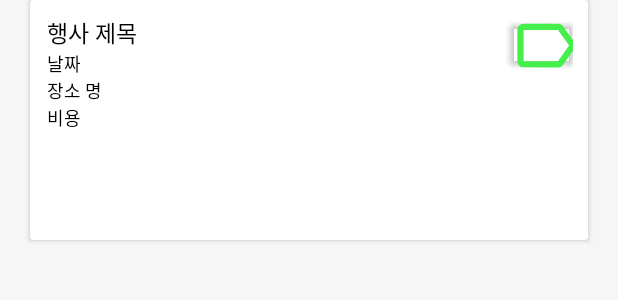
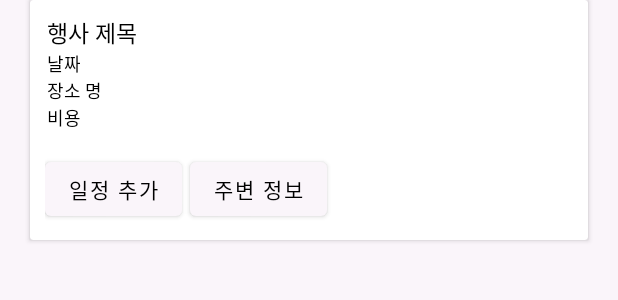
Before and after one commit to ds1mbp5720/DatePlanner, an Android app: the layout festival_info_recycler.xml on its own in the app's theme, with its tools: preview values and no code run, on a phone screen of 412 x 824 dp. Shown: the top 300 px of the screen. Run offline under Robolectric (Android 15) with nearby library versions, the phone set to English and light mode, and no system bars; network calls fail.

Commit message:
webView package 이동 DatePlannerCommonFunctions.kt 에서 Time, Date의 string양식 함수 추가 picker 사용 위치마다 함수 사용 festival_info_recycler.xml 일정추가 버튼(festivalInsertBtn)과 map 기준점 설정 버튼(festivalMovePoiBtn) 추가 FestivalRecyclerAdapter.kt 내부에 일정추가(intent 전달구현) 및 주변정보 보기(listener만 생성) 일부 구현 테마 primary, WindowBackground, ComtrolNormal 색상 #FAF5FA 변경 계획추가하는 TimeSheetAdapter.kt, TimetableRecyclerAdapter.kt, 에 intent inputTypeSignal 추가하여 입력창의 경우 별로 구분 InsertTimeTableActivity.kt 내부 setInputType 함수를 통해 inputTypeSignal 별로 받아야할 정보 및 동작 구분 RoomDB 내 날짜 변경 반영을 위한 updateDate 추가 밒 TimetableRepository.kt, TimetableViewModel.kt 각각 updateDate 함수 추가

```diff
--- a/app/src/main/AndroidManifest.xml
+++ b/app/src/main/AndroidManifest.xml
@@ -31,7 +31,7 @@
                 android:name="android.app.lib_name"
                 android:value="" />
         </activity>
-        <activity android:name=".festival.WebViewFestivalActivity"/>
+        <activity android:name=".festival.webview.WebViewFestivalActivity"/>
         <activity android:name=".timetable.InsertTimeTableActivity"/>
         <activity android:name=".timemap.TimetableMapActivity"/>
         <meta-data
--- a/app/src/main/java/com/lee/dateplanner/festival/WebViewFestivalActivity.kt
+++ b/app/src/main/java/com/lee/dateplanner/festival/webview/WebViewFestivalActivity.kt
@@ -1,4 +1,4 @@
-package com.lee.dateplanner.festival
+package com.lee.dateplanner.festival.webview
 
 import android.annotation.SuppressLint
 import android.app.Activity
--- a/app/src/main/java/com/lee/dateplanner/timetable/TimetableViewModel.kt
+++ b/app/src/main/java/com/lee/dateplanner/timetable/TimetableViewModel.kt
@@ -18,6 +18,10 @@ class TimetableViewModel(application: Application): AndroidViewModel(application
     fun updateTiemtable(timesheetList: List<TimeSheet>, id: Int){
         repository.updateTimetable(timesheetList, id)
     }
+    fun updateDate(Date: String, id:Int){
+        repository.updateDate(Date, id)
+    }
+
     fun findTimetable(id: Int){
         repository.findTimetable(id)
     }
--- a/app/src/main/java/com/lee/dateplanner/timetable/onetime/adapter/TimeSheetAdapter.kt
+++ b/app/src/main/java/com/lee/dateplanner/timetable/onetime/adapter/TimeSheetAdapter.kt
@@ -27,6 +27,7 @@ class TimeSheetAdapter(private var id: Int, private var timesheetList: List<Time
             //수정 버튼 클릭시
             reviseBtn.setOnClickListener {
                 val intent = Intent(holder.itemView.context,InsertTimeTableActivity::class.java)
+                intent.putExtra("inputTypeSignal","change") // 입력신호 수정
                 intent.putExtra("title",timesheet.title)
                 intent.putExtra("Time",timesheet.time)
                 intent.putExtra("place",timesheet.place)
--- a/app/src/main/java/com/lee/dateplanner/timetable/time/room/TimetableDAO.kt
+++ b/app/src/main/java/com/lee/dateplanner/timetable/time/room/TimetableDAO.kt
@@ -19,9 +19,13 @@ interface TimetableDAO {
     @Query("SELECT * FROM timetable_tbl WHERE timetableId = :id")
     fun findTimetable(id: Int): List<Timetable>
 
-    // 추가
+    // 추가, 일정 추가
     @Query("UPDATE timetable_tbl SET timeSheetList = :timesheet WHERE timetableId = :id")
     fun updateTimetable(timesheet: List<TimeSheet> ,id: Int)
+
+    //날짜 정보 변경
+    @Query("UPDATE timetable_tbl SET date = :date WHERE timetableId = :id")
+    fun updateDate(date: String, id: Int)
 
     //삭제
     @Query("DELETE FROM timetable_tbl WHERE timetableId = :id")
--- a/app/src/main/res/layout/aroundinfo_map_fragment_layout.xml
+++ b/app/src/main/res/layout/aroundinfo_map_fragment_layout.xml
@@ -29,7 +29,6 @@
             android:layout_width="wrap_content"
             android:layout_height="wrap_content"
             app:cornerRadius="100dp"
-            android:backgroundTint="#FFDAFD"
             android:text="식당"
             android:layout_marginRight="20dp" />
 
@@ -39,7 +38,6 @@
             android:layout_height="wrap_content"
             android:text="카페"
             app:cornerRadius="100dp"
-            android:backgroundTint="#FFDAFD"
             android:layout_marginRight="20dp" />
 
         <com.google.android.material.button.MaterialButton
@@ -48,7 +46,7 @@
             android:layout_height="wrap_content"
             android:text="놀거리"
             app:cornerRadius="100dp"
-            android:backgroundTint="#FFDAFD" />
+            />
 
     </LinearLayout>
     <androidx.cardview.widget.CardView
--- a/app/src/main/res/layout/festival_info_recycler.xml
+++ b/app/src/main/res/layout/festival_info_recycler.xml
@@ -77,18 +77,21 @@
                 app:layout_constraintTop_toTopOf="parent"
                 app:layout_constraintBottom_toBottomOf="parent"
                 />
-
             <com.google.android.material.button.MaterialButton
-                android:id="@+id/pick_btn"
-                android:layout_width="43dp"
-                android:layout_height="40dp"
-                android:paddingLeft="0dp"
-                android:paddingRight="0dp"
-                android:backgroundTint="#00000000"
-                app:iconTint="#FF44EF4B"
-                app:icon="@drawable/ic_outline_label_24_outline"
-                app:layout_constraintRight_toRightOf="parent"
-                app:layout_constraintTop_toTopOf="parent" />
+                android:id="@+id/festival_insert_Btn"
+                android:layout_width="wrap_content"
+                android:layout_height="wrap_content"
+                android:text="일정 추가"
+                app:layout_constraintBottom_toBottomOf="parent"
+                app:layout_constraintLeft_toLeftOf="parent"/>
+            <com.google.android.material.button.MaterialButton
+                android:id="@+id/festival_move_poi_Btn"
+                android:layout_width="wrap_content"
+                android:layout_height="wrap_content"
+                android:text="주변 정보"
+                android:layout_marginLeft="5dp"
+                app:layout_constraintBottom_toBottomOf="parent"
+                app:layout_constraintLeft_toRightOf="@id/festival_insert_Btn"/>
         </androidx.constraintlayout.widget.ConstraintLayout>
 
     </androidx.cardview.widget.CardView>
--- a/app/src/main/res/layout/timesheet_plan_recycler.xml
+++ b/app/src/main/res/layout/timesheet_plan_recycler.xml
@@ -10,7 +10,7 @@
         android:layout_marginLeft="10dp"
         android:layout_marginRight="10dp"
         android:layout_marginBottom="10dp"
-        android:backgroundTint="#F1ECEC">
+        android:backgroundTint="#FAF5FA">
 
             <androidx.constraintlayout.widget.ConstraintLayout
                 android:layout_width="match_parent"
--- a/app/src/main/res/layout/timetable_recycler_layout.xml
+++ b/app/src/main/res/layout/timetable_recycler_layout.xml
@@ -50,7 +50,6 @@
                     android:gravity="center"
                     android:paddingLeft="4dp"
                     app:icon="@drawable/ic_baseline_delete_24"
-                    app:layout_constraintBottom_toBottomOf="parent"
                     app:layout_constraintRight_toRightOf="parent"
                     app:layout_constraintTop_toTopOf="parent" />
             </androidx.constraintlayout.widget.ConstraintLayout>
--- a/app/src/main/res/values/themes.xml
+++ b/app/src/main/res/values/themes.xml
@@ -2,15 +2,15 @@
     <!-- Base application theme. -->
     <style name="Theme.DatePlanner" parent="Theme.MaterialComponents.DayNight.DarkActionBar">
         <item name="windowNoTitle">true</item>
-        <item name="colorPrimary">#F8DAF6</item>
+        <item name="colorPrimary">#FAF5FA</item>
         <item name="android:textColorPrimary">#000000</item>
         <item name="colorSurface">#D0CEC3C3</item>
         <item name="colorAccent">#DFBBDD</item>
-        <item name="colorControlNormal">#F3B5EF</item>
+        <item name="colorControlNormal">#FAF5FA</item>
         <item name="colorPrimaryVariant">#101010</item>
         <item name="colorOnPrimary">@color/black</item>
-        <item name="colorControlHighlight">#ECACE8</item>
-        <item name="android:windowBackground">#F6F6F6</item>
+        <item name="colorControlHighlight">#FAF5FA</item>
+        <item name="android:windowBackground">#FAF5FA</item>
         <item name="backgroundTint">@color/white</item>
 
         <!-- Secondary brand color. -->
```
Also changed, not shown: app/src/main/java/com/lee/dateplanner/common/DatePlannerCommonFunctions.kt (renamed from app/src/main/java/com/lee/dateplanner/common/DatePlannerCommonFuncions.kt, +9 -8 lines), app/src/main/java/com/lee/dateplanner/festival/FestivalListFragment.kt (+6 -2 lines), app/src/main/java/com/lee/dateplanner/festival/adapter/FestivalRecyclerAdapter.kt (+17 -5 lines), app/src/main/java/com/lee/dateplanner/timetable/InsertTimeTableActivity.kt (+31 -11 lines), app/src/main/java/com/lee/dateplanner/timetable/TimetableRepository.kt (+9 -0 lines), app/src/main/java/com/lee/dateplanner/timetable/time/adapter/TimetableRecyclerAdapter.kt (+8 -10 lines).
